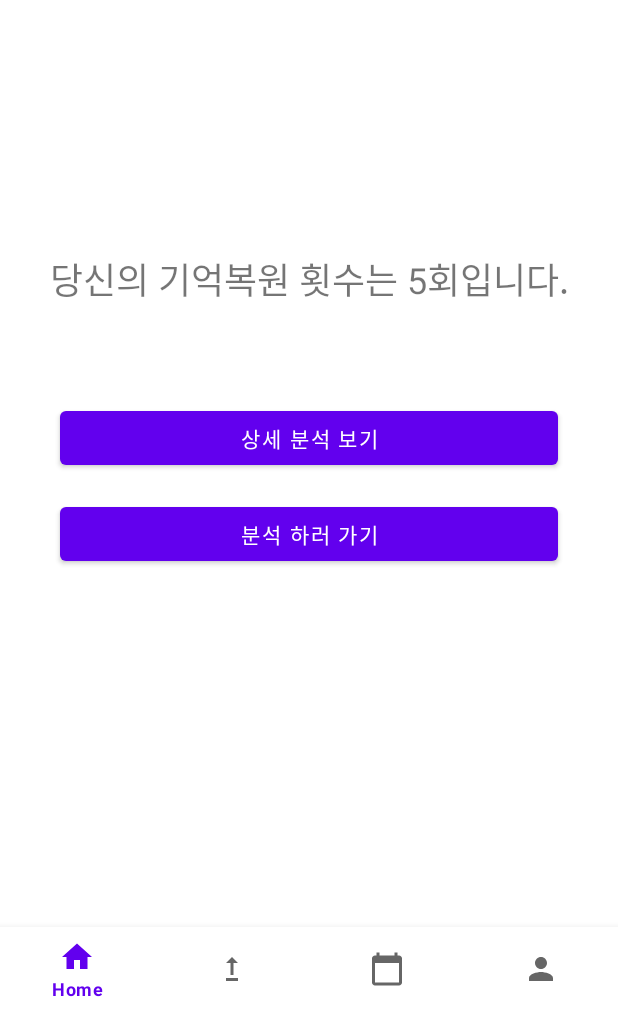
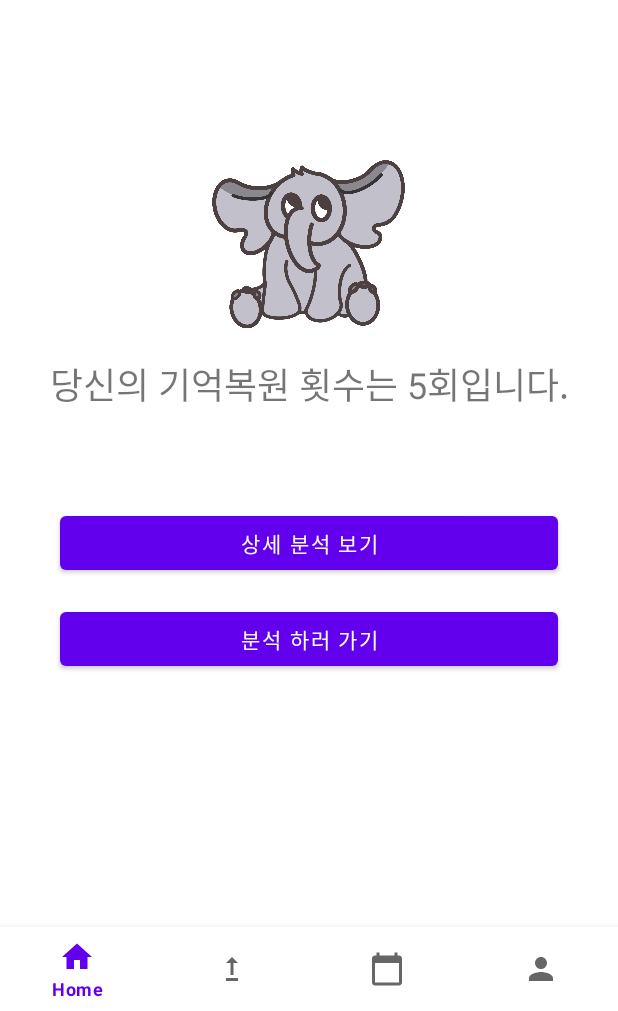
Before and after one commit to MemoryAfterService/memory-after-service, an Android app: the HomeActivity screen opened directly, with no data from a screen before it, on a phone screen of 412 x 824 dp, the part 225-1236 px from its top. Run offline under Robolectric (Android 15) with nearby library versions, the phone set to English and light mode, and no system bars.

Commit message:
[FE] Feat : Update Android Layout

```diff
--- a/FE/MemoryAfterService/app/src/main/res/layout/activity_home.xml
+++ b/FE/MemoryAfterService/app/src/main/res/layout/activity_home.xml
@@ -22,17 +22,18 @@
 
     <ImageView
         android:id="@+id/HomeCharacterImageView"
-        android:layout_width="wrap_content"
-        android:layout_height="wrap_content"
-        android:layout_marginTop="120dp"
+        android:layout_width="150dp"
+        android:layout_height="150dp"
+        android:layout_marginTop="88dp"
         android:contentDescription="@string/HomeCharacterImageDesc"
         android:minWidth="48dp"
         android:minHeight="48dp"
         android:onClick="detailAnalysis"
         app:layout_constraintEnd_toEndOf="parent"
+        app:layout_constraintHorizontal_bias="0.498"
         app:layout_constraintStart_toStartOf="parent"
         app:layout_constraintTop_toBottomOf="@+id/HomeLogoImageView"
-        tools:srcCompat="@color/purple_200" />
+        app:srcCompat="@drawable/elephant" />
 
     <TextView
         android:id="@+id/HomeCountTextView"
--- a/FE/MemoryAfterService/app/src/main/res/layout/activity_upload_main.xml
+++ b/FE/MemoryAfterService/app/src/main/res/layout/activity_upload_main.xml
@@ -83,6 +83,7 @@
         android:layout_height="wrap_content"
         android:layout_marginTop="140dp"
         android:text="@string/UploadMainNextText"
+        android:onClick="toCalendar"
         app:layout_constraintEnd_toEndOf="parent"
         app:layout_constraintHorizontal_bias="0.498"
         app:layout_constraintStart_toStartOf="parent"
```
Also changed, not shown: FE/MemoryAfterService/app/src/main/java/com/example/memoryafterservice/CalendarActivity.java (+8 -0 lines), FE/MemoryAfterService/app/src/main/java/com/example/memoryafterservice/UploadMainActivity.java (+7 -0 lines), FE/MemoryAfterService/app/src/main/res/layout/activity_calendar.xml (+23 -2 lines), FE/MemoryAfterService/app/src/main/res/drawable/elephant.png (added), FE/MemoryAfterService/app/src/main/res/drawable/logo1.png (added).
